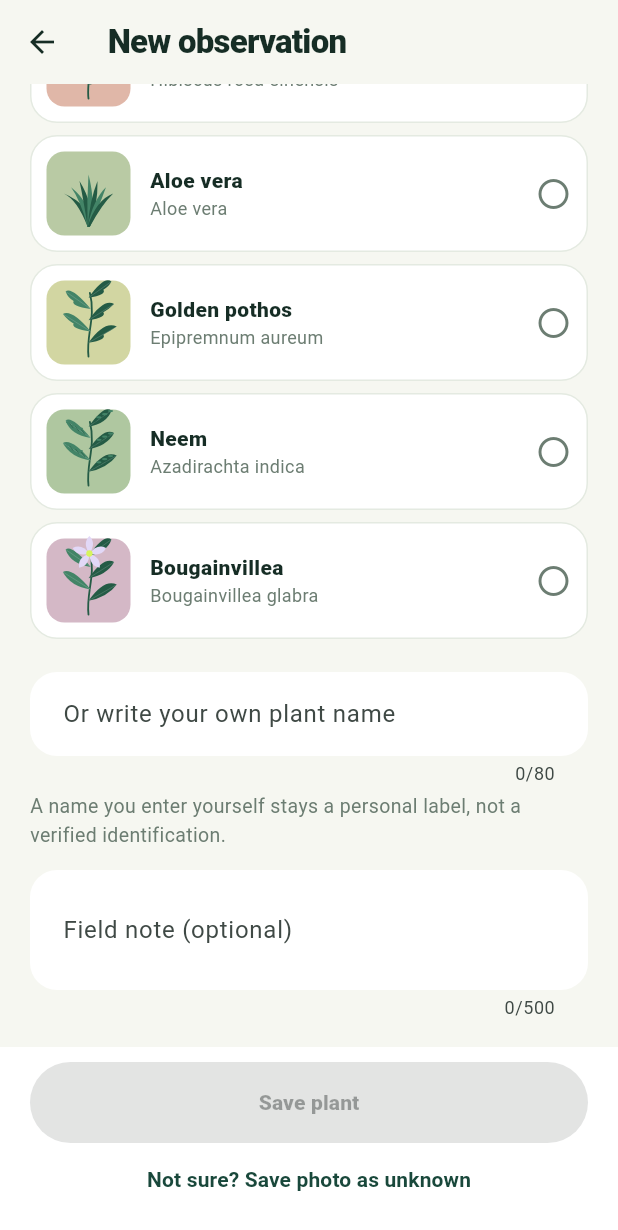
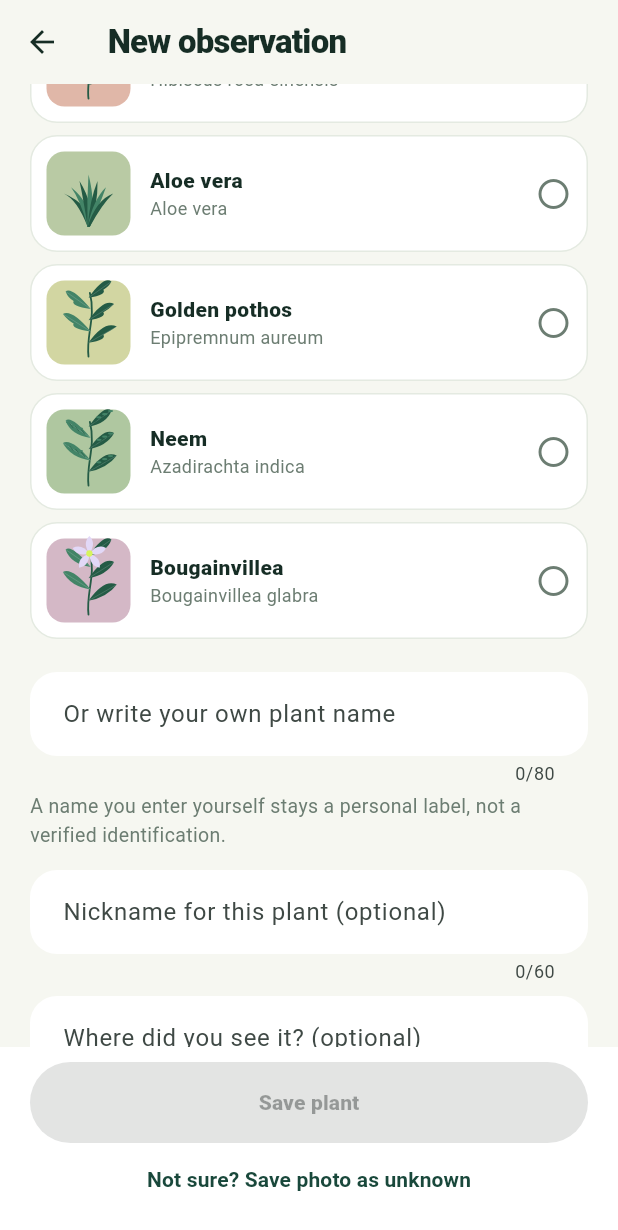
Before and after one commit to SiddhantKoli/flora, a Flutter app: the ReviewPage screen opened directly with empty values, scrolled down 872 dp, on a phone screen of 412 x 824 dp. Shown: the top 1230 px of the screen. Run offline on Flutter 3.47's test engine with Material 3 defaults, Android fonts, the phone set to English and light mode, and no system bars; our stand-ins replace camera, sqflite; accounts and stored records are empty.

Commit message:
Capture optional plant nicknames and place labels

```diff
--- a/lib/main.dart
+++ b/lib/main.dart
@@ -357,6 +357,8 @@ class _ReviewPageState extends State<ReviewPage> {
   String search = '';
   final notes = TextEditingController();
   final customName = TextEditingController();
+  final nickname = TextEditingController();
+  final placeLabel = TextEditingController();
 
   @override
   void initState() {
@@ -368,6 +370,8 @@ class _ReviewPageState extends State<ReviewPage> {
   void dispose() {
     notes.dispose();
     customName.dispose();
+    nickname.dispose();
+    placeLabel.dispose();
     super.dispose();
   }
 
@@ -382,6 +386,8 @@ class _ReviewPageState extends State<ReviewPage> {
           source: File(showOriginal ? photo.originalPath : photo.displayPath),
           speciesId: speciesId,
           customName: asUnknown ? '' : customName.text,
+          nickname: nickname.text,
+          placeLabel: placeLabel.text,
           notes: notes.text);
       if (result.duplicateImage) {
         if (mounted) {
@@ -518,6 +524,24 @@ class _ReviewPageState extends State<ReviewPage> {
               const SizedBox(height: 4),
               const Text(
                   'A name you enter yourself stays a personal label, not a verified identification.',
+                  style: TextStyle(color: FloraPalette.muted, fontSize: 13)),
+              const SizedBox(height: 14),
+              TextField(
+                  controller: nickname,
+                  maxLength: 60,
+                  decoration: const InputDecoration(
+                      labelText: 'Nickname for this plant (optional)',
+                      hintText: 'The balcony one')),
+              const SizedBox(height: 8),
+              TextField(
+                  controller: placeLabel,
+                  maxLength: 80,
+                  decoration: const InputDecoration(
+                      labelText: 'Where did you see it? (optional)',
+                      hintText: 'School garden')),
+              const SizedBox(height: 4),
+              const Text(
+                  'Place is a note you write. FLORA does not record GPS here.',
                   style: TextStyle(color: FloraPalette.muted, fontSize: 13)),
               const SizedBox(height: 14),
               TextField(
```
